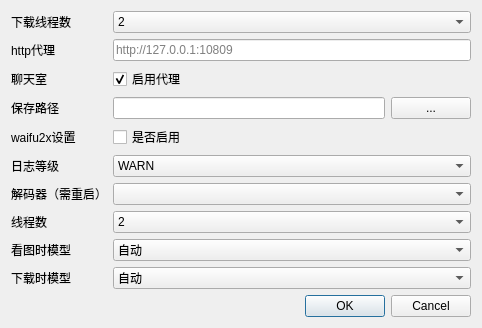
Old version of the form ui/setting.ui in the repository tonquer/ehentai-qt.
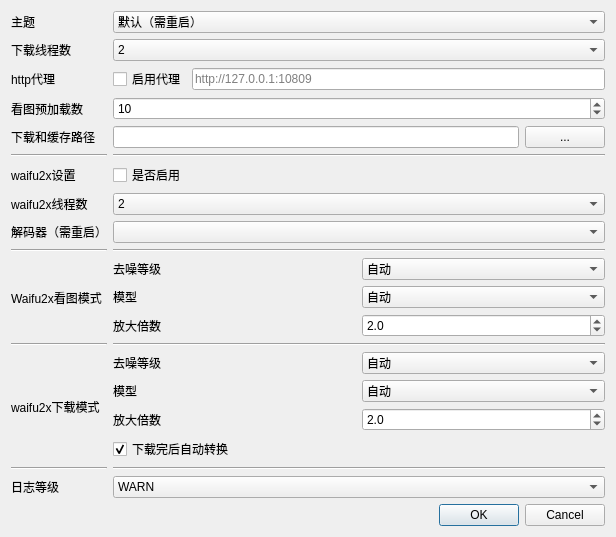
New version of the form.

What changed in the file:
```diff
--- a/ui/setting.ui
+++ b/ui/setting.ui
@@ -6,8 +6,8 @@
    <rect>
     <x>0</x>
     <y>0</y>
-    <width>482</width>
-    <height>304</height>
+    <width>616</width>
+    <height>530</height>
    </rect>
   </property>
   <property name="windowTitle">
@@ -18,86 +18,78 @@
     <layout class="QGridLayout" name="gridLayout">
      <item row="0" column="0">
       <layout class="QGridLayout" name="gridLayout_3">
-       <item row="2" column="0">
-        <widget class="QLabel" name="label_9">
+       <item row="12" column="0">
+        <widget class="QLabel" name="label_16">
          <property name="text">
-          <string>聊天室</string>
+          <string>waifu2x下载模式</string>
          </property>
         </widget>
        </item>
-       <item row="1" column="0">
-        <widget class="QLabel" name="label_2">
+       <item row="14" column="0">
+        <widget class="QLabel" name="label_10">
          <property name="text">
-          <string>http代理</string>
+          <string>日志等级</string>
          </property>
         </widget>
        </item>
-       <item row="1" column="2">
-        <widget class="QLineEdit" name="httpEdit">
-         <property name="placeholderText">
-          <string>http://127.0.0.1:10809</string>
+       <item row="5" column="0">
+        <widget class="Line" name="line_7">
+         <property name="orientation">
+          <enum>Qt::Horizontal</enum>
          </property>
         </widget>
        </item>
-       <item row="3" column="0">
-        <widget class="QLabel" name="label_5">
+       <item row="9" column="0">
+        <widget class="Line" name="line_3">
+         <property name="orientation">
+          <enum>Qt::Horizontal</enum>
+         </property>
+        </widget>
+       </item>
+       <item row="3" column="2">
+        <widget class="QSpinBox" name="preDownNum">
+         <property name="minimum">
+          <number>1</number>
+         </property>
+         <property name="value">
+          <number>10</number>
+         </property>
+        </widget>
+       </item>
+       <item row="13" column="2">
+        <widget class="Line" name="line_6">
+         <property name="orientation">
+          <enum>Qt::Horizontal</enum>
+         </property>
+        </widget>
+       </item>
+       <item row="7" column="0">
+        <widget class="QLabel" name="label_8">
          <property name="text">
-          <string>保存路径</string>
+          <string>waifu2x线程数</string>
          </property>
         </widget>
        </item>
        <item row="8" column="2">
-        <widget class="QComboBox" name="lookModel">
+        <widget class="QComboBox" name="encodeSelect"/>
+       </item>
+       <item row="7" column="2">
+        <widget class="QComboBox" name="threadSelect">
          <item>
           <property name="text">
-           <string>自动</string>
-          </property>
-         </item>
-         <item>
-          <property name="text">
-           <string>cunet（效果最好）</string>
-          </property>
-         </item>
-         <item>
-          <property name="text">
-           <string>photo（写真）（速度快）</string>
-          </property>
-         </item>
-         <item>
-          <property name="text">
-           <string>anime_style_art_rgb（动漫）（速度快）</string>
+           <string>2</string>
           </property>
          </item>
         </widget>
        </item>
        <item row="8" column="0">
-        <widget class="QLabel" name="label_11">
+        <widget class="QLabel" name="label_3">
          <property name="text">
-          <string>看图时模型</string>
+          <string>解码器（需重启）</string>
          </property>
         </widget>
        </item>
-       <item row="2" column="2">
-        <widget class="QCheckBox" name="checkBox_2">
-         <property name="text">
-          <string>启用代理</string>
-         </property>
-         <property name="checked">
-          <bool>true</bool>
-         </property>
-        </widget>
-       </item>
-       <item row="0" column="0">
-        <widget class="QLabel" name="label">
-         <property name="frameShape">
-          <enum>QFrame::NoFrame</enum>
-         </property>
-         <property name="text">
-          <string>下载线程数</string>
-         </property>
-        </widget>
-       </item>
-       <item row="5" column="2">
+       <item row="14" column="2">
         <widget class="QComboBox" name="logBox">
          <item>
           <property name="text">
@@ -116,7 +108,7 @@
          </item>
         </widget>
        </item>
-       <item row="3" column="2">
+       <item row="4" column="2">
         <layout class="QHBoxLayout" name="horizontalLayout_3">
          <item>
           <layout class="QHBoxLayout" name="horizontalLayout_4">
@@ -134,42 +126,216 @@
          </item>
         </layout>
        </item>
-       <item row="4" column="0">
+       <item row="6" column="0">
         <widget class="QLabel" name="label_6">
          <property name="text">
           <string>waifu2x设置</string>
          </property>
         </widget>
        </item>
-       <item row="4" column="2">
+       <item row="6" column="2">
         <widget class="QCheckBox" name="checkBox">
          <property name="text">
           <string>是否启用</string>
          </property>
         </widget>
        </item>
-       <item row="7" column="0">
-        <widget class="QLabel" name="label_8">
+       <item row="1" column="0">
+        <widget class="QLabel" name="label">
+         <property name="frameShape">
+          <enum>QFrame::NoFrame</enum>
+         </property>
          <property name="text">
-          <string>线程数</string>
+          <string>下载线程数</string>
          </property>
         </widget>
        </item>
-       <item row="6" column="0">
-        <widget class="QLabel" name="label_3">
+       <item row="2" column="0">
+        <widget class="QLabel" name="label_2">
          <property name="text">
-          <string>解码器（需重启）</string>
+          <string>http代理</string>
          </property>
         </widget>
        </item>
-       <item row="9" column="0">
+       <item row="11" column="0">
+        <widget class="Line" name="line">
+         <property name="orientation">
+          <enum>Qt::Horizontal</enum>
+         </property>
+        </widget>
+       </item>
+       <item row="9" column="2">
+        <widget class="Line" name="line_4">
+         <property name="orientation">
+          <enum>Qt::Horizontal</enum>
+         </property>
+        </widget>
+       </item>
+       <item row="0" column="0">
+        <widget class="QLabel" name="label_4">
+         <property name="text">
+          <string>主题</string>
+         </property>
+        </widget>
+       </item>
+       <item row="12" column="2">
+        <layout class="QGridLayout" name="gridLayout_5">
+         <item row="2" column="0">
+          <widget class="QLabel" name="label_19">
+           <property name="text">
+            <string>放大倍数</string>
+           </property>
+          </widget>
+         </item>
+         <item row="0" column="0">
+          <widget class="QLabel" name="label_17">
+           <property name="text">
+            <string>去噪等级</string>
+           </property>
+          </widget>
+         </item>
+         <item row="1" column="0">
+          <widget class="QLabel" name="label_18">
+           <property name="text">
+            <string>模型</string>
+           </property>
+          </widget>
+         </item>
+         <item row="3" column="0">
+          <widget class="QCheckBox" name="downAuto">
+           <property name="text">
+            <string>下载完后自动转换</string>
+           </property>
+           <property name="checked">
+            <bool>true</bool>
+           </property>
+          </widget>
+         </item>
+         <item row="0" column="2">
+          <widget class="QComboBox" name="downNoise">
+           <item>
+            <property name="text">
+             <string>自动</string>
+            </property>
+           </item>
+           <item>
+            <property name="text">
+             <string>0</string>
+            </property>
+           </item>
+           <item>
+            <property name="text">
+             <string>1</string>
+            </property>
+           </item>
+           <item>
+            <property name="text">
+             <string>2</string>
+            </property>
+           </item>
+           <item>
+            <property name="text">
+             <string>3</string>
+            </property>
+           </item>
+          </widget>
+         </item>
+         <item row="1" column="2">
+          <widget class="QComboBox" name="downModel">
+           <item>
+            <property name="text">
+             <string>自动</string>
+            </property>
+           </item>
+           <item>
+            <property name="text">
+             <string>cunet</string>
+            </property>
+           </item>
+           <item>
+            <property name="text">
+             <string>photo</string>
+            </property>
+           </item>
+           <item>
+            <property name="text">
+             <string>anime_style_art_rgb</string>
+            </property>
+           </item>
+          </widget>
+         </item>
+         <item row="2" column="2">
+          <widget class="QDoubleSpinBox" name="downScale">
+           <property name="decimals">
+            <number>1</number>
+           </property>
+           <property name="maximum">
+            <double>32.000000000000000</double>
+           </property>
+           <property name="singleStep">
+            <double>0.100000000000000</double>
+           </property>
+           <property name="value">
+            <double>2.000000000000000</double>
+           </property>
+          </widget>
+         </item>
+        </layout>
+       </item>
+       <item row="10" column="0">
+        <widget class="QLabel" name="label_12">
+         <property name="text">
+          <string>Waifu2x看图模式</string>
+         </property>
+        </widget>
+       </item>
+       <item row="2" column="2">
+        <layout class="QHBoxLayout" name="horizontalLayout_5">
+         <item>
+          <widget class="QCheckBox" name="httpProxy">
+           <property name="text">
+            <string>启用代理</string>
+           </property>
+          </widget>
+         </item>
+         <item>
+          <widget class="QLineEdit" name="httpEdit">
+           <property name="placeholderText">
+            <string>http://127.0.0.1:10809</string>
+           </property>
+          </widget>
+         </item>
+        </layout>
+       </item>
+       <item row="3" column="0">
         <widget class="QLabel" name="label_7">
          <property name="text">
-          <string>下载时模型</string>
+          <string>看图预加载数</string>
          </property>
         </widget>
        </item>
-       <item row="0" column="2">
+       <item row="5" column="2">
+        <widget class="Line" name="line_8">
+         <property name="orientation">
+          <enum>Qt::Horizontal</enum>
+         </property>
+        </widget>
+       </item>
+       <item row="11" column="2">
+        <widget class="Line" name="line_2">
+         <property name="orientation">
+          <enum>Qt::Horizontal</enum>
+         </property>
+        </widget>
+       </item>
+       <item row="4" column="0">
+        <widget class="QLabel" name="label_5">
+         <property name="text">
+          <string>下载和缓存路径</string>
+         </property>
+        </widget>
+       </item>
+       <item row="1" column="2">
         <widget class="QComboBox" name="comboBox">
          <property name="placeholderText">
           <string/>
@@ -201,48 +367,125 @@
          </item>
         </widget>
        </item>
-       <item row="7" column="2">
-        <widget class="QComboBox" name="threadSelect">
-         <item>
-          <property name="text">
-           <string>2</string>
-          </property>
-         </item>
-        </widget>
-       </item>
-       <item row="9" column="2">
-        <widget class="QComboBox" name="downloadModel">
-         <item>
-          <property name="text">
-           <string>自动</string>
-          </property>
-         </item>
-         <item>
-          <property name="text">
-           <string>cunet（效果好）</string>
-          </property>
-         </item>
-         <item>
-          <property name="text">
-           <string>photo（写真）（速度快）</string>
-          </property>
-         </item>
-         <item>
-          <property name="text">
-           <string>anime_style_art_rgb（动漫）（速度快）</string>
-          </property>
-         </item>
-        </widget>
-       </item>
-       <item row="5" column="0">
-        <widget class="QLabel" name="label_10">
-         <property name="text">
-          <string>日志等级</string>
+       <item row="13" column="0">
+        <widget class="Line" name="line_5">
+         <property name="orientation">
+          <enum>Qt::Horizontal</enum>
          </property>
         </widget>
        </item>
-       <item row="6" column="2">
-        <widget class="QComboBox" name="encodeSelect"/>
+       <item row="0" column="2">
+        <widget class="QComboBox" name="themeBox">
+         <item>
+          <property name="text">
+           <string>默认（需重启）</string>
+          </property>
+         </item>
+         <item>
+          <property name="text">
+           <string>黑</string>
+          </property>
+         </item>
+         <item>
+          <property name="text">
+           <string>白</string>
+          </property>
+         </item>
+        </widget>
+       </item>
+       <item row="10" column="2">
+        <layout class="QGridLayout" name="gridLayout_4">
+         <item row="0" column="2">
+          <widget class="QComboBox" name="readNoise">
+           <item>
+            <property name="text">
+             <string>自动</string>
+            </property>
+           </item>
+           <item>
+            <property name="text">
+             <string>0</string>
+            </property>
+           </item>
+           <item>
+            <property name="text">
+             <string>1</string>
+            </property>
+           </item>
+           <item>
+            <property name="text">
+             <string>2</string>
+            </property>
+           </item>
+           <item>
+            <property name="text">
+             <string>3</string>
+            </property>
+           </item>
+          </widget>
+         </item>
+         <item row="0" column="0">
+          <widget class="QLabel" name="label_13">
+           <property name="text">
+            <string>去噪等级</string>
+           </property>
+          </widget>
+         </item>
+         <item row="1" column="2">
+          <widget class="QComboBox" name="readModel">
+           <item>
+            <property name="text">
+             <string>自动</string>
+            </property>
+           </item>
+           <item>
+            <property name="text">
+             <string>cunet</string>
+            </property>
+           </item>
+           <item>
+            <property name="text">
+             <string>photo</string>
+            </property>
+           </item>
+           <item>
+            <property name="text">
+             <string>anime_style_art_rgb</string>
+            </property>
+           </item>
+          </widget>
+         </item>
+         <item row="2" column="0">
+          <widget class="QLabel" name="label_15">
+           <property name="text">
+            <string>放大倍数</string>
+           </property>
+          </widget>
+         </item>
+         <item row="1" column="0">
+          <widget class="QLabel" name="label_14">
+           <property name="text">
+            <string>模型</string>
+           </property>
+          </widget>
+         </item>
+         <item row="2" column="2">
+          <widget class="QDoubleSpinBox" name="readScale">
+           <property name="decimals">
+            <number>1</number>
+           </property>
+           <property name="maximum">
+            <double>32.000000000000000</double>
+           </property>
+           <property name="singleStep">
+            <double>0.100000000000000</double>
+           </property>
+           <property name="value">
+            <double>2.000000000000000</double>
+           </property>
+          </widget>
+         </item>
+        </layout>
        </item>
       </layout>
      </item>
```
Left out of the diff: 29 changed lines with no effect on the pictures.
